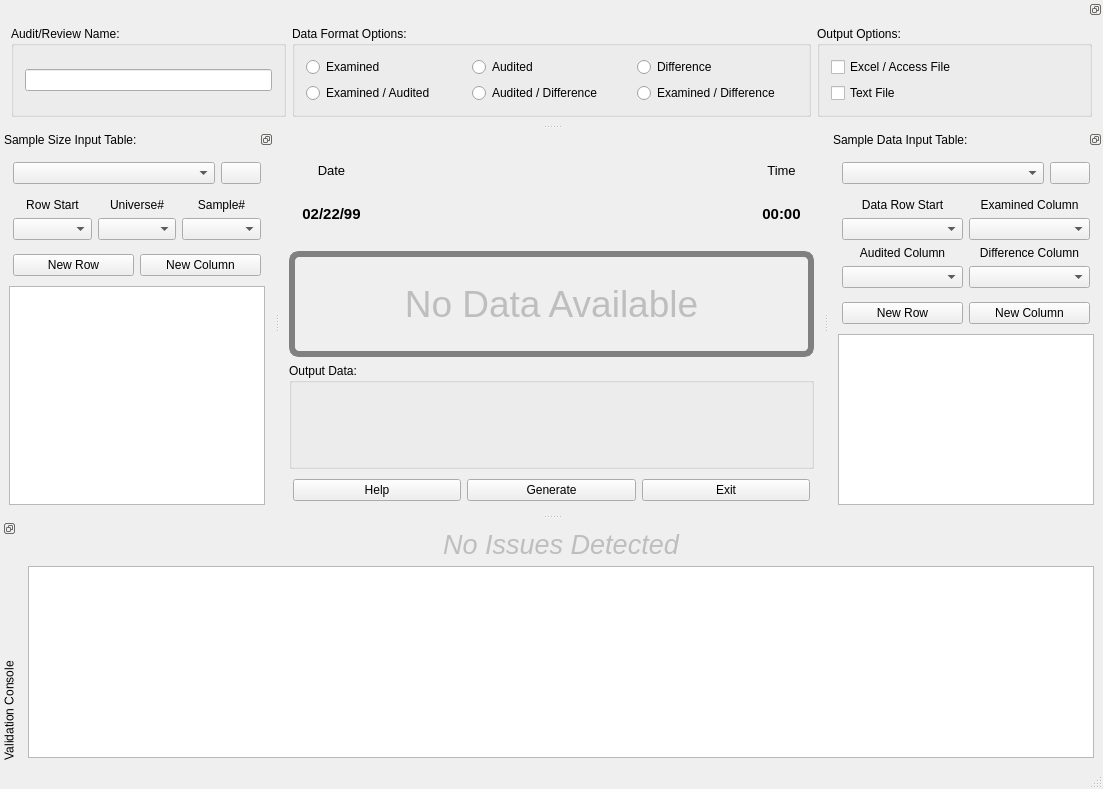
Qt form products/RAT-STATS/rstats_modules/stratified_variable_appraisal/src/UIRStatsSVA.ui (cbtek/RStats2017) before a commit.
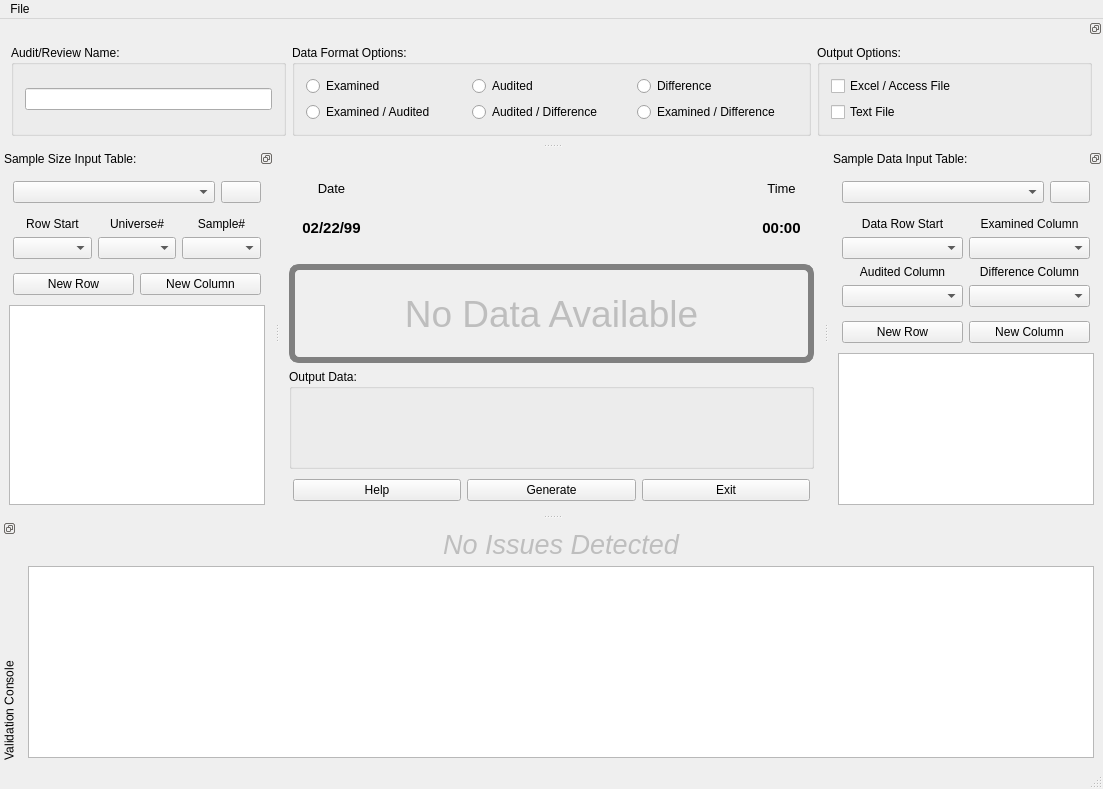
The same form after that commit.

```diff
--- a/products/RAT-STATS/rstats_modules/stratified_variable_appraisal/src/UIRStatsSVA.ui
+++ b/products/RAT-STATS/rstats_modules/stratified_variable_appraisal/src/UIRStatsSVA.ui
@@ -912,6 +912,28 @@
    </widget>
   </widget>
   <widget class="QStatusBar" name="m_statusBar"/>
+  <widget class="QMenuBar" name="menuBar">
+   <property name="geometry">
+    <rect>
+     <x>0</x>
+     <y>0</y>
+     <width>1103</width>
+     <height>20</height>
+    </rect>
+   </property>
+   <widget class="QMenu" name="menuFile">
+    <property name="title">
+     <string>File</string>
+    </property>
+    <addaction name="actionRecently_Used"/>
+   </widget>
+   <addaction name="menuFile"/>
+  </widget>
+  <action name="actionRecently_Used">
+   <property name="text">
+    <string>Recently Used</string>
+   </property>
+  </action>
  </widget>
  <tabstops>
   <tabstop>m_txtAuditName</tabstop>
```
